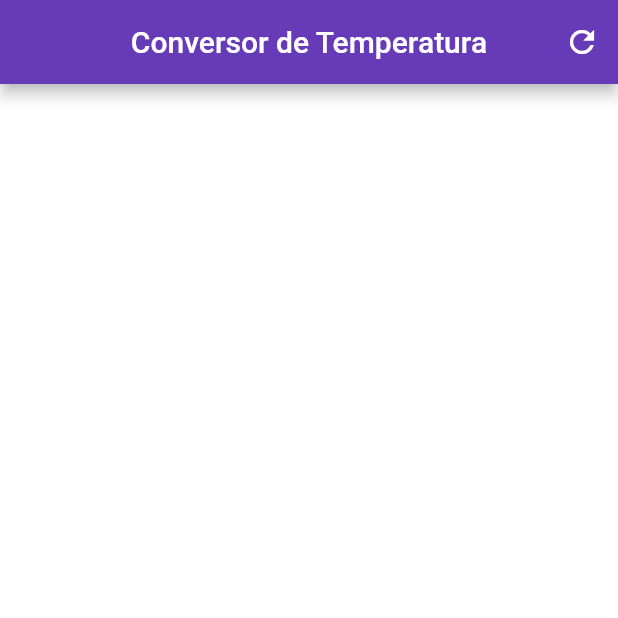
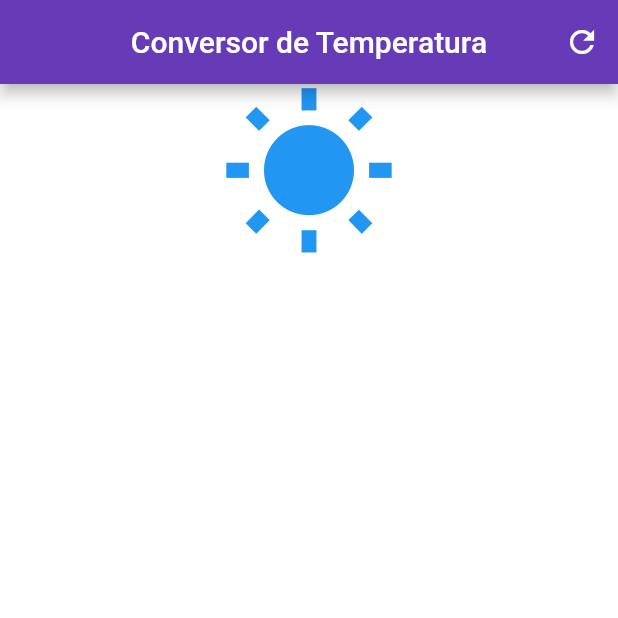
Before and after one commit to alinefv/mobile-flutter-conversor, a Flutter app: the screen it shows after launch, on a phone screen of 412 x 824 dp, the top half of it. Run offline on Flutter 3.47's test engine with Material 2 defaults, Android fonts, the phone set to English and light mode, and no system bars.

Commit message:
Icon Adicionado

```diff
--- a/lib/main.dart
+++ b/lib/main.dart
@@ -24,9 +24,13 @@ class _HomeState extends State<Home> {
       ],
     );
 
+    Icon icon = Icon(Icons.wb_sunny, size: 120, color: Colors.blue,);
+
     Column colum = Column (
       crossAxisAlignment: CrossAxisAlignment.stretch,
-      children: <Widget>[],
+      children: <Widget>[
+        icon,
+      ],
     );
 
     Scaffold scaffold = Scaffold(
```
